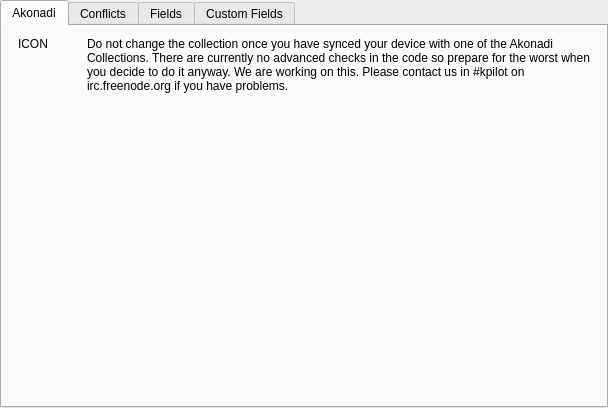
The window that kpilot/conduits/contacts/contacts-settings.ui (chusopr/kdepim-ktimetracker-akonadi) describes before a commit, drawn with Qt 5.
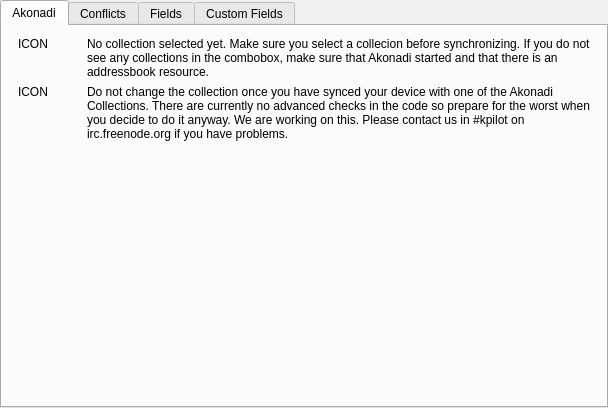
The same window after the commit.

Commit message: - Add support to change the current collection in the CollectionComboBox. - Add an Akonadi tab to the settings panel with some notes and warnings. - Make it possible to select a Collection which is also stored in the settings for the contacts conduit. - Let the conduit load the configured Collection and not use some hard coded value.

What changed in the file:
```diff
--- a/kpilot/conduits/contacts/contacts-settings.ui
+++ b/kpilot/conduits/contacts/contacts-settings.ui
@@ -47,11 +47,62 @@
          <property name="leftMargin" >
           <number>5</number>
          </property>
+         <item>
+          <widget class="QLabel" name="fWarnIcon1" >
+           <property name="sizePolicy" >
+            <sizepolicy vsizetype="Preferred" hsizetype="Preferred" >
+             <horstretch>1</horstretch>
+             <verstretch>0</verstretch>
+            </sizepolicy>
+           </property>
+           <property name="text" >
+            <string>ICON</string>
+           </property>
+           <property name="alignment" >
+            <set>Qt::AlignLeading|Qt::AlignLeft|Qt::AlignTop</set>
+           </property>
+          </widget>
+         </item>
+         <item>
+          <widget class="QLabel" name="fSelectionWarnLabel" >
+           <property name="sizePolicy" >
+            <sizepolicy vsizetype="Preferred" hsizetype="Preferred" >
+             <horstretch>8</horstretch>
+             <verstretch>0</verstretch>
+            </sizepolicy>
+           </property>
+           <property name="text" >
+            <string>No collection selected yet. Make sure you select a collecion before synchronizing. If you do not see any collections in the combobox, make sure that Akonadi started and that there is an addressbook resource.</string>
+           </property>
+           <property name="alignment" >
+            <set>Qt::AlignLeading|Qt::AlignLeft|Qt::AlignTop</set>
+           </property>
+           <property name="wordWrap" >
+            <bool>true</bool>
+           </property>
+           <property name="margin" >
+            <number>5</number>
+           </property>
+           <property name="indent" >
+            <number>0</number>
+           </property>
+          </widget>
+         </item>
+        </layout>
+       </item>
+       <item row="2" column="0" >
+        <layout class="QHBoxLayout" >
+         <property name="spacing" >
+          <number>5</number>
+         </property>
+         <property name="leftMargin" >
+          <number>5</number>
+         </property>
          <property name="topMargin" >
           <number>0</number>
          </property>
          <item>
-          <widget class="QLabel" name="fInfoIcon" >
+          <widget class="QLabel" name="fWarnIcon2" >
            <property name="sizePolicy" >
             <sizepolicy vsizetype="Preferred" hsizetype="Preferred" >
              <horstretch>1</horstretch>
@@ -93,15 +144,15 @@
          </item>
         </layout>
        </item>
-       <item row="2" column="0" >
+       <item row="3" column="0" >
         <spacer>
          <property name="orientation" >
           <enum>Qt::Vertical</enum>
          </property>
          <property name="sizeHint" >
           <size>
-           <width>20</width>
-           <height>261</height>
+           <width>505</width>
+           <height>111</height>
           </size>
          </property>
         </spacer>
```
The commit also changes 7 other files.
